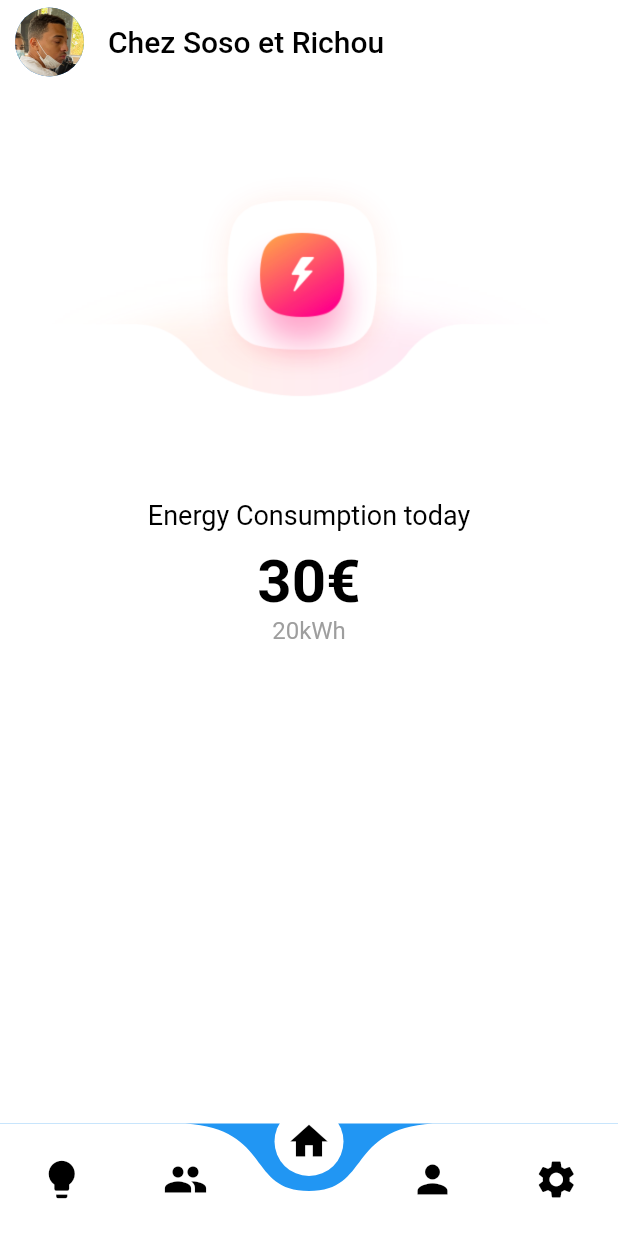
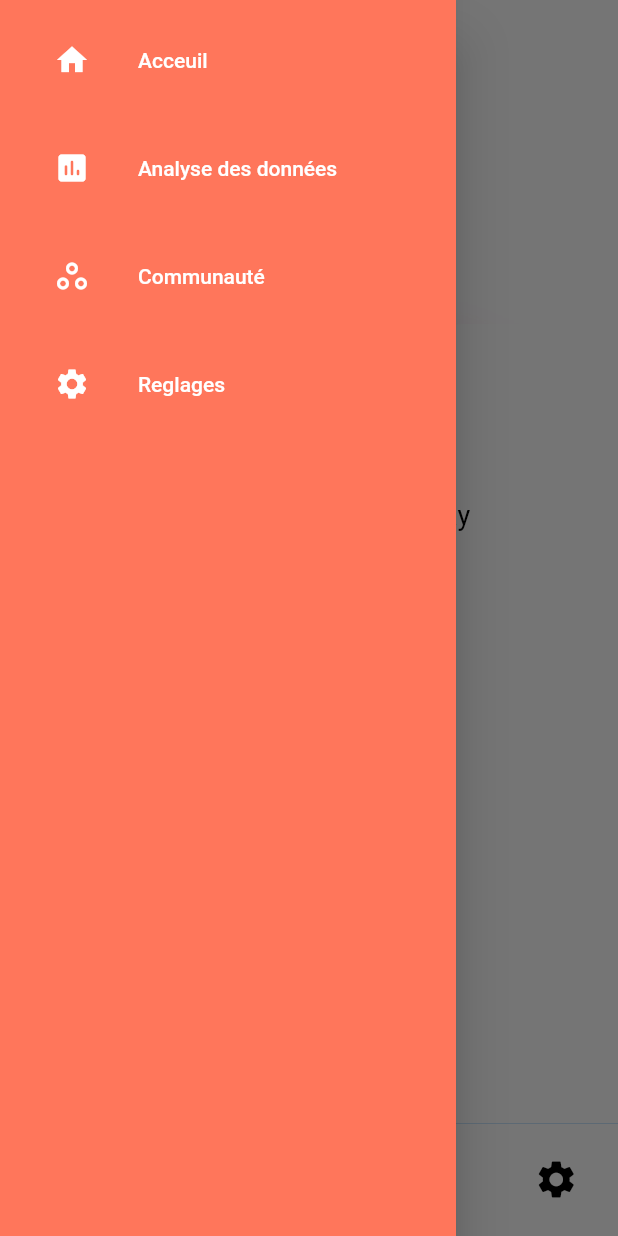
Before and after one commit to Monest-eco/MN-mobile, a Flutter app: the screen it shows after launch, with the side drawer open (before the commit the screen has no drawer), on a phone screen of 412 x 824 dp. Run offline on Flutter 3.47's test engine with Material 2 defaults, Android fonts, the phone set to English and light mode, and no system bars; drawn by our look-alikes of curved_navigation_bar.

Commit message:
[feat/sidebar] add sidebar

```diff
--- a/lib/main.dart
+++ b/lib/main.dart
@@ -1,6 +1,7 @@
 import 'package:curved_navigation_bar/curved_navigation_bar.dart';
 import 'package:flutter/material.dart';
 import 'package:monest/utils/responsive_widget.dart';
+import 'sidebar.dart';
 
 /*
 #F4EEEC
@@ -40,11 +41,14 @@
   State<MyHomePage> createState() => _MyHomePageState();
 }
 
+
 class _MyHomePageState extends State<MyHomePage> {
 
   @override
   Widget build(BuildContext context) {
     return Scaffold(
+      // drawerEnableOpenDragGesture: false,
+      drawer: const NavigationDrawerWidget(),
       appBar: AppBar(
         elevation: 0,
         backgroundColor: Colors.white,
--- /dev/null
+++ b/lib/sidebar.dart
@@ -0,0 +1,136 @@
+import 'package:flutter/material.dart';
+
+class NavigationDrawerWidget extends StatelessWidget {
+  final padding = const EdgeInsets.symmetric(horizontal: 20);
+
+  const NavigationDrawerWidget({Key? key}) : super(key: key);
+
+  @override
+  Widget build(BuildContext context) {
+
+    return Drawer(
+      child: Material(
+        color: const Color(0xffff765b),
+        child: ListView(
+          children: <Widget>[
+            Container(
+              padding: padding,
+              child: Column(
+                children: [
+                  const SizedBox(height: 12),
+                  buildMenuItem(
+                    text: 'Acceuil',
+                    icon: Icons.home,
+                  ),
+                  const SizedBox(height: 16),
+                  buildMenuItem(
+                    text: 'Analyse des données',
+                    icon: Icons.assessment_rounded,
+                  ),
+                  const SizedBox(height: 16),
+                  buildMenuItem(
+                    text: 'Communauté',
+                    icon: Icons.workspaces_outline,
+                  ),
+                  const SizedBox(height: 16),
+                  buildMenuItem(
+                    text: 'Reglages',
+                    icon: Icons.settings,
+                  ),
+                ],
+              ),
+            ),
+          ],
+        ),
+      ),
+    );
+  }
+
+  Widget buildHeader({
+    required String urlImage,
+    required String name,
+    required String email,
+  }) =>
+      InkWell(
+        child: Container(
+          padding: padding.add(const EdgeInsets.symmetric(vertical: 40)),
+          child: Row(
+            children: [
+              CircleAvatar(radius: 30, backgroundImage: NetworkImage(urlImage)),
+              const SizedBox(width: 20),
+              Column(
+                crossAxisAlignment: CrossAxisAlignment.start,
+                children: [
+                  Text(
+                    name,
+                    style: const TextStyle(fontSize: 20, color: Colors.white),
+                  ),
+                  const SizedBox(height: 4),
+                  Text(
+                    email,
+                    style: const TextStyle(fontSize: 14, color: Colors.white),
+                  ),
+                ],
+              ),
+              const Spacer(),
+              const CircleAvatar(
+                radius: 24,
+                backgroundColor: Color.fromRGBO(30, 60, 168, 1),
+                child: Icon(Icons.add_comment_outlined, color: Colors.white),
+              )
+            ],
+          ),
+        ),
+      );
+
+  Widget buildSearchField() {
+    const color = Colors.white;
+
+    return TextField(
+      style: const TextStyle(color: color),
+      decoration: InputDecoration(
+        contentPadding: const EdgeInsets.symmetric(horizontal: 20, vertical: 15),
+        hintText: 'Search',
+        hintStyle: const TextStyle(color: color),
+        prefixIcon: const Icon(Icons.search, color: color),
+        filled: true,
+        fillColor: Colors.white12,
+        enabledBorder: OutlineInputBorder(
+          borderRadius: BorderRadius.circular(5),
+          borderSide: BorderSide(color: color.withOpacity(0.7)),
+        ),
+        focusedBorder: OutlineInputBorder(
+          borderRadius: BorderRadius.circular(5),
+          borderSide: BorderSide(color: color.withOpacity(0.7)),
+        ),
+      ),
+    );
+  }
+
+  Widget buildMenuItem({
+    required String text,
+    required IconData icon,
+  }) {
+    const color = Colors.white;
+    const hoverColor = Colors.white70;
+
+    return ListTile(
+      leading: Icon(icon, color: color),
+      title: Text(text, style: const TextStyle(color: color)),
+      hoverColor: hoverColor,
+    );
+  }
+
+  void selectedItem(BuildContext context, int index) {
+    Navigator.of(context).pop();
+
+    switch (index) {
+      case 0:
+        Navigator.pushNamed(context, '/home');
+        break;
+      case 1:
+        Navigator.pushNamed(context, '/home');
+        break;
+    }
+  }
+}
```
